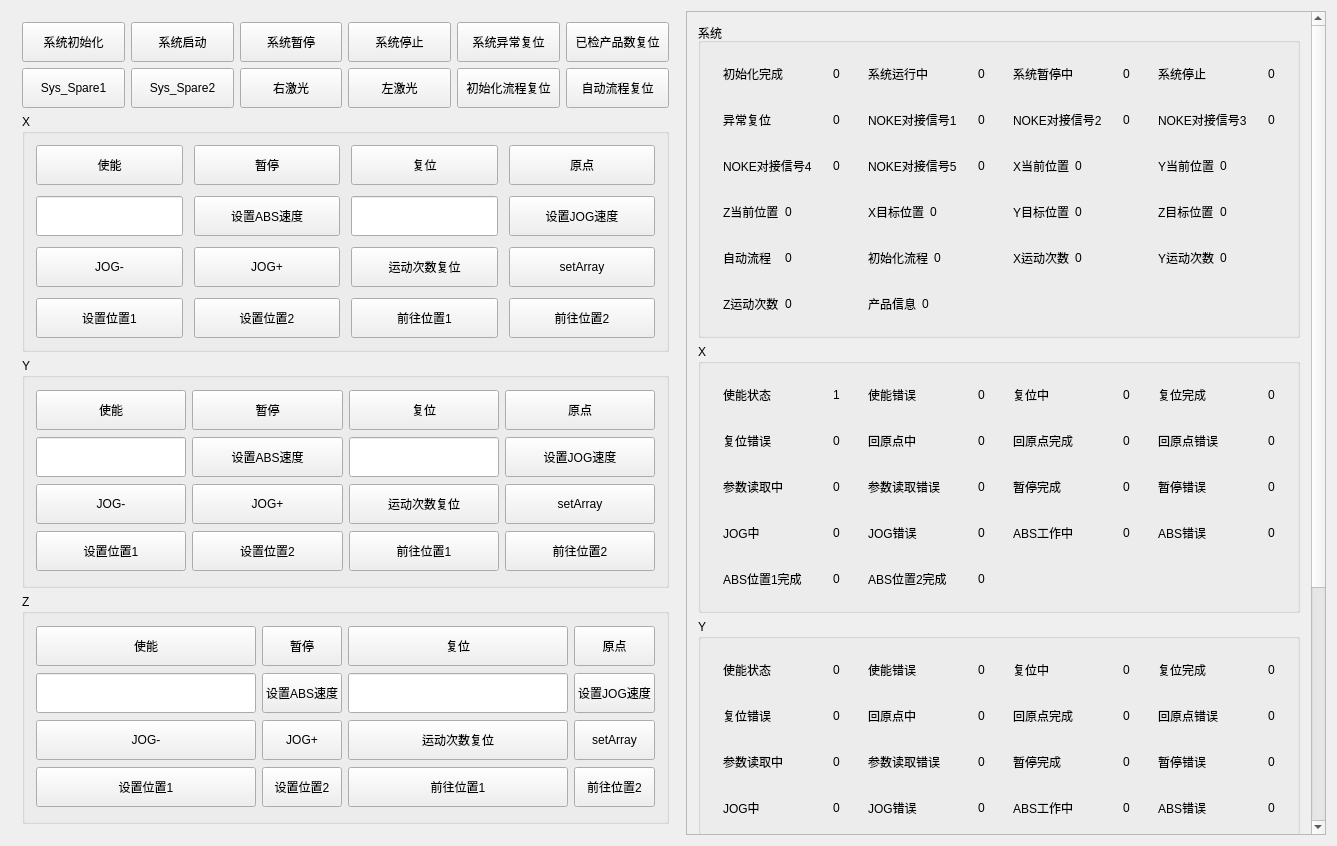
Old version of the form LPCContrlDialog.ui in the repository wangweiqq/S7PLCTest.
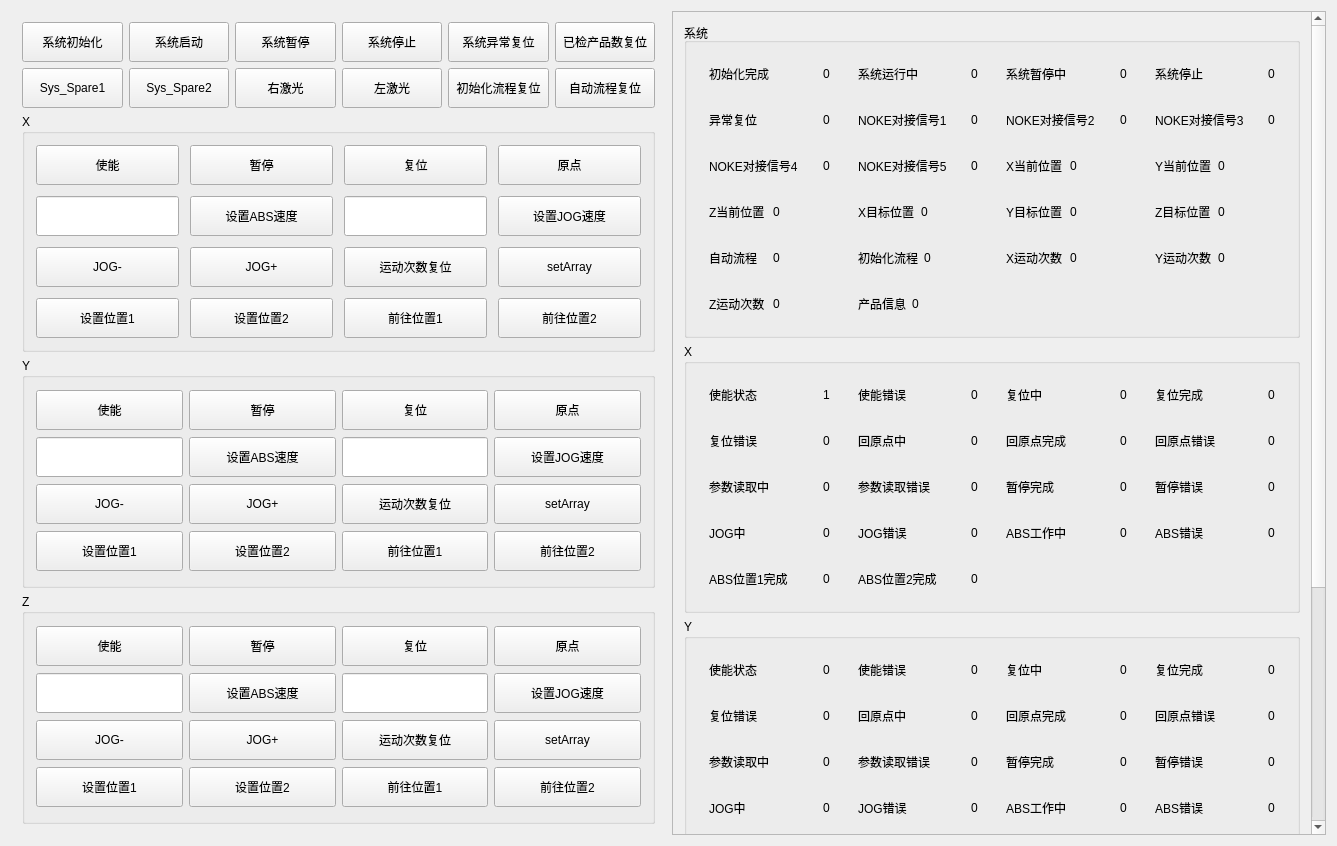
New version of the form.

Patch:
```diff
--- a/LPCContrlDialog.ui
+++ b/LPCContrlDialog.ui
@@ -848,6 +848,12 @@
            </item>
            <item row="1" column="0">
             <widget class="QLineEdit" name="lineEdit_setABS_3">
+             <property name="sizePolicy">
+              <sizepolicy hsizetype="Preferred" vsizetype="Fixed">
+               <horstretch>0</horstretch>
+               <verstretch>0</verstretch>
+              </sizepolicy>
+             </property>
              <property name="minimumSize">
               <size>
                <width>0</width>
@@ -871,6 +877,12 @@
            </item>
            <item row="1" column="2">
             <widget class="QLineEdit" name="lineEdit_setJOG_3">
+             <property name="sizePolicy">
+              <sizepolicy hsizetype="Preferred" vsizetype="Fixed">
+               <horstretch>0</horstretch>
+               <verstretch>0</verstretch>
+              </sizepolicy>
+             </property>
              <property name="minimumSize">
               <size>
                <width>0</width>
@@ -1045,7 +1057,7 @@
        <rect>
         <x>0</x>
         <y>0</y>
-        <width>617</width>
+        <width>631</width>
         <height>1095</height>
        </rect>
       </property>
```
